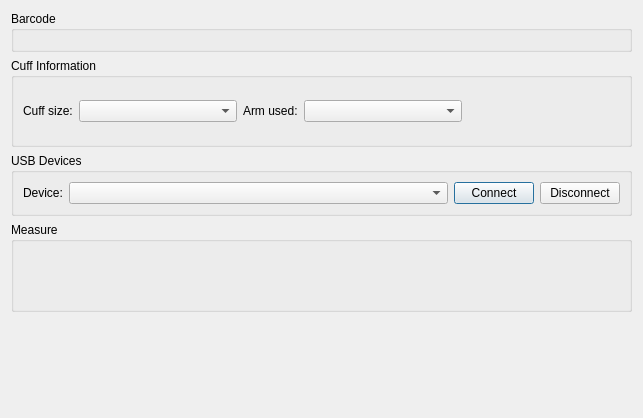
First picture: the form in src/dialogs/bloodpressuredialog.ui, repository CLSA/cypress, before the edit.
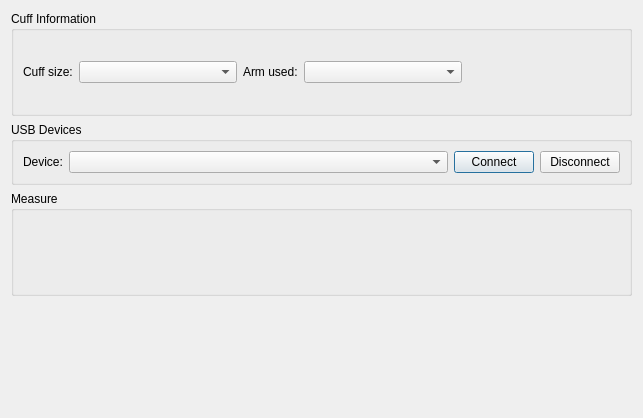
Second picture: the form after the edit. Custom widgets are drawn as their Qt base class.

```diff
--- a/src/dialogs/bloodpressuredialog.ui
+++ b/src/dialogs/bloodpressuredialog.ui
@@ -20,24 +20,6 @@
    <string>Blood Pressure</string>
   </property>
   <layout class="QVBoxLayout" name="verticalLayout_2">
-   <item>
-    <widget class="QGroupBox" name="idGroupBox">
-     <property name="sizePolicy">
-      <sizepolicy hsizetype="Preferred" vsizetype="Maximum">
-       <horstretch>0</horstretch>
-       <verstretch>0</verstretch>
-      </sizepolicy>
-     </property>
-     <property name="title">
-      <string>Barcode</string>
-     </property>
-     <layout class="QHBoxLayout" name="horizontalLayout">
-      <item>
-       <widget class="BarcodeWidget" name="barcodeWidget" native="true"/>
-      </item>
-     </layout>
-    </widget>
-   </item>
    <item>
     <widget class="QGroupBox" name="armBandGroupBox">
      <property name="title">
@@ -192,12 +174,6 @@
   </layout>
  </widget>
  <customwidgets>
-  <customwidget>
-   <class>BarcodeWidget</class>
-   <extends>QWidget</extends>
-   <header>widgets/BarcodeWidget.h</header>
-   <container>1</container>
-  </customwidget>
   <customwidget>
    <class>MeasureWidget</class>
    <extends>QWidget</extends>
```
